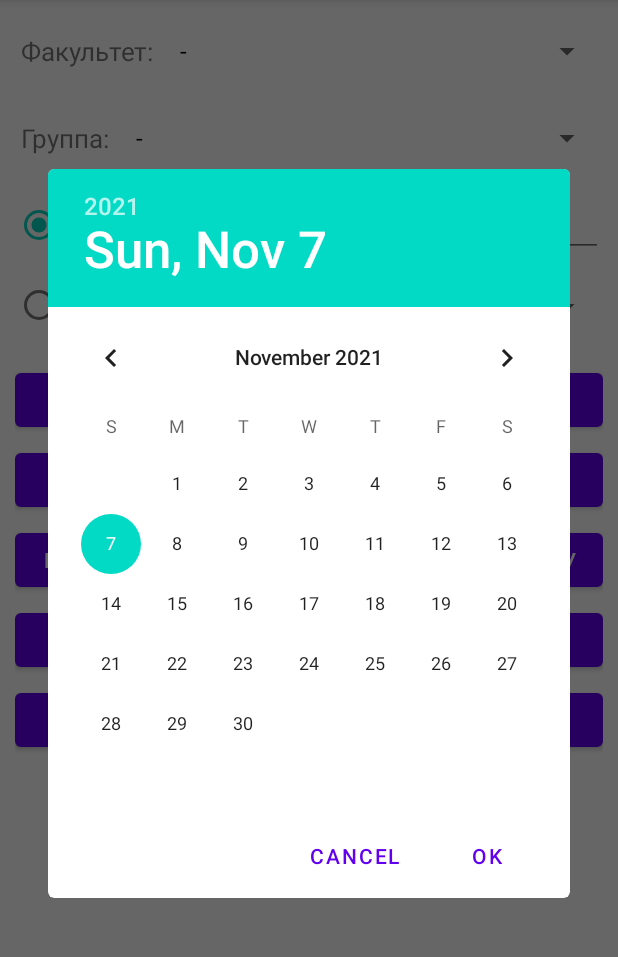
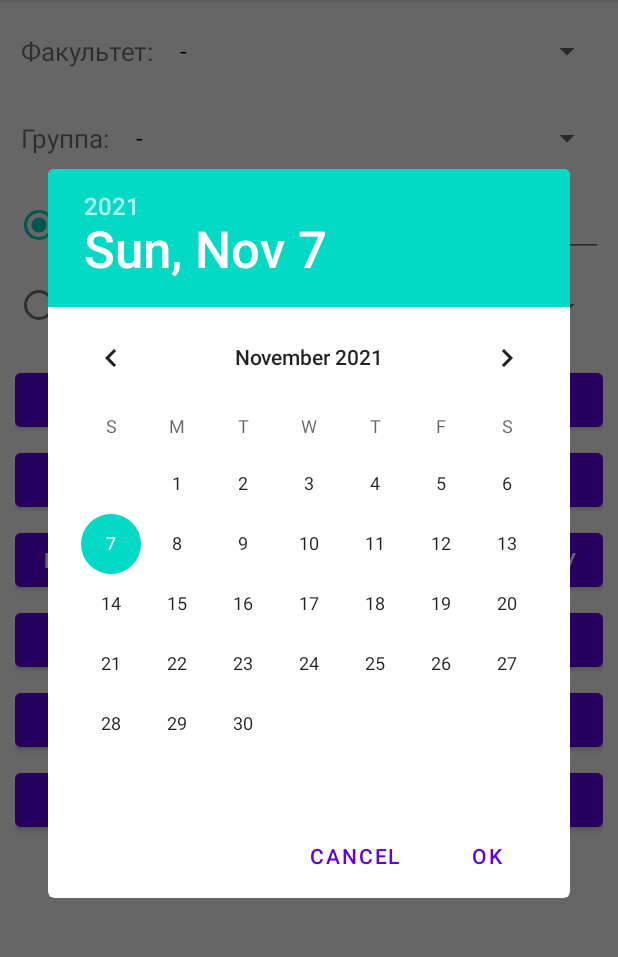
Before and after one commit to artemkarbanovich/PSDBMS-lab11, an Android app: the ShowActivity screen opened directly, with no data from a screen before it, on a phone screen of 412 x 824 dp, the part 84-1041 px from its top. Run offline under Robolectric (Android 15) with nearby library versions, the phone set to English and light mode, and no system bars.

Commit message:
final lab13

```diff
--- a/Students/app/src/main/java/karbanovich/fit/bstu/students/Activity/MainActivity.java
+++ b/Students/app/src/main/java/karbanovich/fit/bstu/students/Activity/MainActivity.java
@@ -7,6 +7,7 @@ import android.os.Bundle;
 import android.widget.Button;
 
 import karbanovich.fit.bstu.students.Activity.AddActivities.AddActivity;
+import karbanovich.fit.bstu.students.Activity.ShowActivities.ShowActivity;
 import karbanovich.fit.bstu.students.R;
 
 public class MainActivity extends AppCompatActivity {
--- a/Students/app/src/main/java/karbanovich/fit/bstu/students/Activity/ShowActivity.java
+++ b/Students/app/src/main/java/karbanovich/fit/bstu/students/Activity/ShowActivities/ShowActivity.java
@@ -1,16 +1,14 @@
-package karbanovich.fit.bstu.students.Activity;
+package karbanovich.fit.bstu.students.Activity.ShowActivities;
 
 import androidx.appcompat.app.AppCompatActivity;
 
 import android.app.DatePickerDialog;
-import android.app.TimePickerDialog;
 import android.content.Intent;
 import android.database.Cursor;
 import android.database.sqlite.SQLiteDatabase;
 import android.os.Bundle;
 import android.text.InputType;
 import android.util.Log;
-import android.webkit.WebView;
 import android.widget.ArrayAdapter;
 import android.widget.Button;
 import android.widget.EditText;
@@ -18,16 +16,12 @@ import android.widget.RadioButton;
 import android.widget.Spinner;
 import android.widget.Toast;
 
-import java.sql.Date;
 import java.time.LocalDate;
-import java.util.ArrayList;
 import java.util.Calendar;
 import java.util.List;
 
 import karbanovich.fit.bstu.students.Activity.MainActivity;
 import karbanovich.fit.bstu.students.Database.DbHelper;
-import karbanovich.fit.bstu.students.Database.FacultyDb;
-import karbanovich.fit.bstu.students.Database.GroupDb;
 import karbanovich.fit.bstu.students.Database.ProgressDb;
 import karbanovich.fit.bstu.students.Helper.DateTimeHelper;
 import karbanovich.fit.bstu.students.Helper.SpinnerSetter;
@@ -52,6 +46,7 @@ public class ShowActivity extends AppCompatActivity {
     private Button showUnderperfStud;
     private Button showComparByGroups;
     private Button showComparByFac;
+    private Button showComparByGroups2;
 
     private SQLiteDatabase db;
     private List<Faculty> listFaculties;
@@ -91,6 +86,7 @@ public class ShowActivity extends AppCompatActivity {
         showUnderperfStud = findViewById(R.id.btnShowUnderperfStud);
         showComparByGroups = findViewById(R.id.btnShowComparByGroups);
         showComparByFac = findViewById(R.id.btnShowComparByFac);
+        showComparByGroups2 = findViewById(R.id.btnShowComparByGroups2);
 
         db = new DbHelper(getApplicationContext()).getReadableDatabase();
 
@@ -292,6 +288,10 @@ public class ShowActivity extends AppCompatActivity {
             intent.putExtra("strData", strData);
             startActivity(intent);
         });
+
+        showComparByGroups2.setOnClickListener(view -> {
+
+        });
     }
 
     private boolean getDateByRadioBtn() {
--- a/Students/app/src/main/java/karbanovich/fit/bstu/students/Activity/ShowData.java
+++ b/Students/app/src/main/java/karbanovich/fit/bstu/students/Activity/ShowActivities/ShowData.java
@@ -1,4 +1,4 @@
-package karbanovich.fit.bstu.students.Activity;
+package karbanovich.fit.bstu.students.Activity.ShowActivities;
 
 import androidx.appcompat.app.AppCompatActivity;
 
@@ -7,6 +7,7 @@ import android.os.Bundle;
 import android.widget.ArrayAdapter;
 import android.widget.ListView;
 
+import karbanovich.fit.bstu.students.Activity.ShowActivities.ShowActivity;
 import karbanovich.fit.bstu.students.R;
 
 public class ShowData extends AppCompatActivity {
--- a/Students/app/src/main/java/karbanovich/fit/bstu/students/Database/StudentDb.java
+++ b/Students/app/src/main/java/karbanovich/fit/bstu/students/Database/StudentDb.java
@@ -23,6 +23,10 @@ public class StudentDb {
     }
 
     public static Cursor getStudentsByGroupId(SQLiteDatabase db, int groupId) {
+
+        db.execSQL("create index if not exists idx_StudTbl_IDGROUP on " + STUDENT_TABLE + "("
+                + "IDGROUP)");
+
         return db.rawQuery("select * from " + STUDENT_TABLE + " where IDGROUP = " + groupId + ";", null);
     }
 }
--- a/Students/app/src/main/res/layout/activity_show.xml
+++ b/Students/app/src/main/res/layout/activity_show.xml
@@ -4,7 +4,7 @@
     xmlns:tools="http://schemas.android.com/tools"
     android:layout_width="match_parent"
     android:layout_height="match_parent"
-    tools:context=".Activity.ShowActivity"
+    tools:context=".Activity.ShowActivities.ShowActivity"
     android:layout_margin="10dp">
 
     <TextView android:id="@+id/txtFaculty"
@@ -157,4 +157,13 @@
         app:layout_constraintLeft_toLeftOf="parent"
         app:layout_constraintRight_toRightOf="parent"/>
 
+    <Button android:id="@+id/btnShowComparByGroups2"
+        android:layout_width="match_parent"
+        android:layout_height="wrap_content"
+        android:text="Сравнительный анализ по группам 2"
+        android:layout_marginTop="5dp"
+        app:layout_constraintTop_toBottomOf="@+id/btnShowComparByFac"
+        app:layout_constraintLeft_toLeftOf="parent"
+        app:layout_constraintRight_toRightOf="parent"/>
+
 </androidx.constraintlayout.widget.ConstraintLayout>
--- a/Students/app/src/main/res/layout/activity_show_data.xml
+++ b/Students/app/src/main/res/layout/activity_show_data.xml
@@ -4,7 +4,7 @@
     xmlns:tools="http://schemas.android.com/tools"
     android:layout_width="match_parent"
     android:layout_height="match_parent"
-    tools:context=".Activity.ShowData"
+    tools:context=".Activity.ShowActivities.ShowData"
     android:layout_margin="10dp">
 
     <ListView android:id="@+id/listViewShowData"
```
Also changed, not shown: Students/app/src/main/AndroidManifest.xml (+6 -2 lines), Students/app/src/main/java/karbanovich/fit/bstu/students/Activity/ShowActivities/ShowComparByGroups2.java (added, +16 -0 lines), Students/app/src/main/java/karbanovich/fit/bstu/students/Database/ProgressDb.java (+38 -1 lines), Students/app/src/main/res/layout/activity_show_compar_by_groups2.xml (added, +10 -0 lines).
